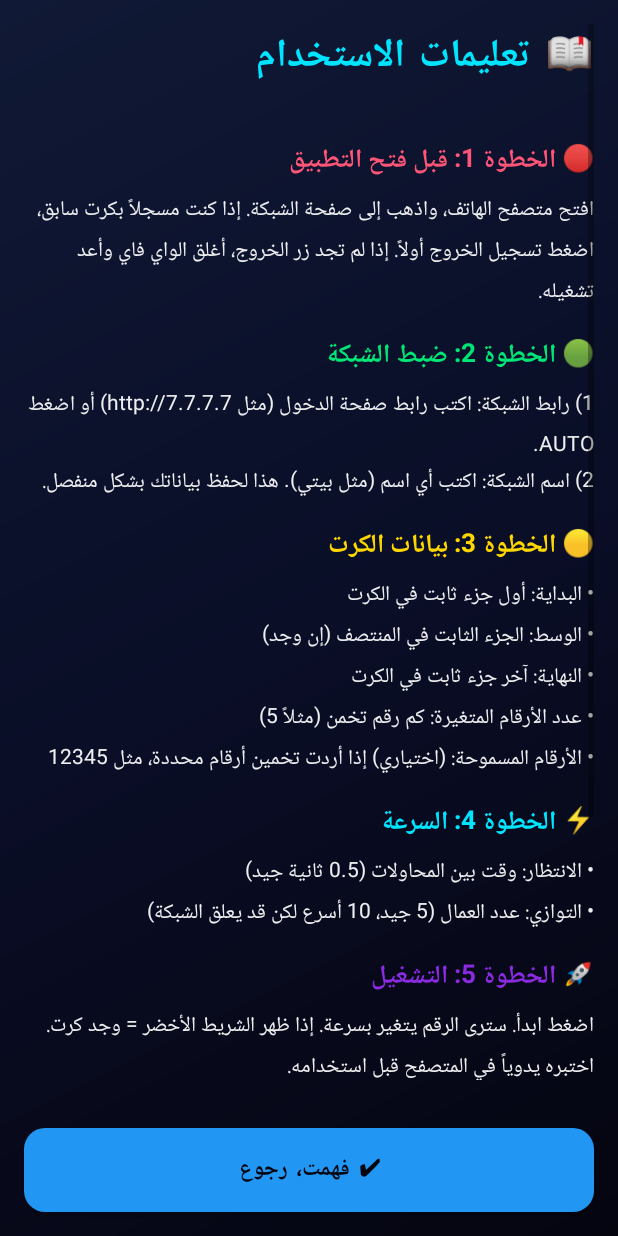
After one commit to alwaqyhsyn752-eng/nexora-browser, an Android app: the layout activity_instructions.xml on its own in the app's theme, with its tools: preview values and no code run, on a phone screen of 412 x 824 dp. The commit adds this screen. Run offline under Robolectric (Android 15) with nearby library versions, the phone set to English and light mode, and no system bars.

Commit message:
Feat: welcome dialog + instructions activity + update checker

```diff
--- a/app/src/main/AndroidManifest.xml
+++ b/app/src/main/AndroidManifest.xml
@@ -27,5 +27,9 @@
             android:exported="false"
             android:configChanges="orientation|screenSize|keyboardHidden"
             android:theme="@style/Theme.Nexora"/>
+            <activity android:name=".InstructionsActivity"
+            android:exported="false"
+            android:label="التعليمات"
+            android:theme="@android:style/Theme.Material.NoActionBar" />
     </application>
 </manifest>
--- a/app/src/main/java/com/nexora/browser/CardGuessActivity.java
+++ b/app/src/main/java/com/nexora/browser/CardGuessActivity.java
@@ -105,6 +105,9 @@ public class CardGuessActivity extends AppCompatActivity {
         android.widget.Button btnDetect = findViewById(R.id.btnDetect);
         if (btnDetect != null) btnDetect.setOnClickListener(v -> autoDetectNetwork());
         if (btnShowCurrent != null) btnShowCurrent.setOnClickListener(v -> showCurrentVoucher());
+        android.widget.Button btnInstr = findViewById(R.id.btnInstructions);
+        if (btnInstr != null) btnInstr.setOnClickListener(v ->
+            startActivity(new android.content.Intent(this, InstructionsActivity.class)));
         android.widget.Button bvs = findViewById(R.id.btnViewSuccess);
         android.widget.Button bve = findViewById(R.id.btnViewExpired);
         android.widget.Button bvn = findViewById(R.id.btnViewNoResponse);
--- a/app/src/main/java/com/nexora/browser/MainActivity.java
+++ b/app/src/main/java/com/nexora/browser/MainActivity.java
@@ -29,6 +29,8 @@ public class MainActivity extends AppCompatActivity {
     @Override
     protected void onCreate(Bundle savedInstanceState) {
         super.onCreate(savedInstanceState);
+        WelcomeHelper.showIfNeeded(this);
+        UpdateChecker.check(this);
         setContentView(R.layout.activity_main);
         clockText = findViewById(R.id.clockText);
         wireButtons();
--- /dev/null
+++ b/app/src/main/res/layout/activity_instructions.xml
@@ -0,0 +1,168 @@
+<?xml version="1.0" encoding="utf-8"?>
+<LinearLayout xmlns:android="http://schemas.android.com/apk/res/android"
+    android:layout_width="match_parent"
+    android:layout_height="match_parent"
+    android:orientation="vertical"
+    android:background="@drawable/bg_cyber">
+
+    <ScrollView
+        android:layout_width="match_parent"
+        android:layout_height="0dp"
+        android:layout_weight="1"
+        android:padding="16dp">
+
+        <LinearLayout
+            android:layout_width="match_parent"
+            android:layout_height="wrap_content"
+            android:orientation="vertical">
+
+            <TextView
+                android:layout_width="match_parent"
+                android:layout_height="wrap_content"
+                android:text="📖 تعليمات الاستخدام"
+                android:textColor="#FF00E5FF"
+                android:textSize="26sp"
+                android:textStyle="bold"
+                android:letterSpacing="0.1"
+                android:paddingBottom="20dp" />
+
+            <TextView
+                android:layout_width="match_parent"
+                android:layout_height="wrap_content"
+                android:text="🔴 الخطوة 1: قبل فتح التطبيق"
+                android:textColor="#FFFF5577"
+                android:textSize="17sp"
+                android:textStyle="bold"
+                android:paddingTop="12dp"
+                android:paddingBottom="6dp" />
+
+            <TextView
+                android:layout_width="match_parent"
+                android:layout_height="wrap_content"
+                android:text="افتح متصفح الهاتف، واذهب إلى صفحة الشبكة. إذا كنت مسجلاً بكرت سابق، اضغط تسجيل الخروج أولاً. إذا لم تجد زر الخروج، أغلق الواي فاي وأعد تشغيله."
+                android:textColor="#EEFFFFFF"
+                android:textSize="14sp"
+                android:lineSpacingExtra="4dp" />
+
+            <TextView
+                android:layout_width="match_parent"
+                android:layout_height="wrap_content"
+                android:text="🟢 الخطوة 2: ضبط الشبكة"
+                android:textColor="#FF00E676"
+                android:textSize="17sp"
+                android:textStyle="bold"
+                android:paddingTop="16dp"
+                android:paddingBottom="6dp" />
+
+            <TextView
+                android:layout_width="match_parent"
+                android:layout_height="wrap_content"
+                android:text="1) رابط الشبكة: اكتب رابط صفحة الدخول (مثل http://7.7.7.7) أو اضغط AUTO.\n2) اسم الشبكة: اكتب أي اسم (مثل بيتي). هذا لحفظ بياناتك بشكل منفصل."
+                android:textColor="#EEFFFFFF"
+                android:textSize="14sp"
+                android:lineSpacingExtra="4dp" />
+
+            <TextView
+                android:layout_width="match_parent"
+                android:layout_height="wrap_content"
+                android:text="🟡 الخطوة 3: بيانات الكرت"
+                android:textColor="#FFFFD700"
+                android:textSize="17sp"
+                android:textStyle="bold"
+                android:paddingTop="16dp"
+                android:paddingBottom="6dp" />
+
+            <TextView
+                android:layout_width="match_parent"
+                android:layout_height="wrap_content"
+                android:text="• البداية: أول جزء ثابت في الكرت\n• الوسط: الجزء الثابت في المنتصف (إن وجد)\n• النهاية: آخر جزء ثابت في الكرت\n• عدد الأرقام المتغيرة: كم رقم تخمن (مثلاً 5)\n• الأرقام المسموحة: (اختياري) إذا أردت تخمين أرقام محددة، مثل 12345"
+                android:textColor="#EEFFFFFF"
+                android:textSize="14sp"
+                android:lineSpacingExtra="4dp" />
+
+            <TextView
+                android:layout_width="match_parent"
+                android:layout_height="wrap_content"
+                android:text="⚡ الخطوة 4: السرعة"
+                android:textColor="#FF00E5FF"
+                android:textSize="17sp"
+                android:textStyle="bold"
+                android:paddingTop="16dp"
+                android:paddingBottom="6dp" />
+
+            <TextView
+                android:layout_width="match_parent"
+                android:layout_height="wrap_content"
+                android:text="• الانتظار: وقت بين المحاولات (0.5 ثانية جيد)\n• التوازي: عدد العمال (5 جيد، 10 أسرع لكن قد يعلق الشبكة)"
+                android:textColor="#EEFFFFFF"
+                android:textSize="14sp"
+                android:lineSpacingExtra="4dp" />
+
+            <TextView
+                android:layout_width="match_parent"
+                android:layout_height="wrap_content"
+                android:text="🚀 الخطوة 5: التشغيل"
+                android:textColor="#FF8A2BE2"
+                android:textSize="17sp"
+                android:textStyle="bold"
+                android:paddingTop="16dp"
+                android:paddingBottom="6dp" />
+
+            <TextView
+                android:layout_width="match_parent"
+                android:layout_height="wrap_content"
+                android:text="اضغط ابدأ. سترى الرقم يتغير بسرعة. إذا ظهر الشريط الأخضر = وجد كرت. اختبره يدوياً في المتصفح قبل استخدامه."
+                android:textColor="#EEFFFFFF"
+                android:textSize="14sp"
+                android:lineSpacingExtra="4dp" />
+
+            <TextView
+                android:layout_width="match_parent"
+                android:layout_height="wrap_content"
+                android:text="📁 الخطوة 6: الملفات الثلاثة"
+                android:textColor="#FFFF9800"
+                android:textSize="17sp"
+                android:textStyle="bold"
+                android:paddingTop="16dp"
+                android:paddingBottom="6dp" />
+
+            <TextView
+                android:layout_width="match_parent"
+                android:layout_height="wrap_content"
+                android:text="✅ الناجحة: الكروت التي عملت\n⏰ المنتهية: الكروت المستخدمة\n❔ لا رد: الأرقام التي لم يرد الراوتر عليها"
+                android:textColor="#EEFFFFFF"
+                android:textSize="14sp"
+                android:lineSpacingExtra="4dp" />
+
+            <TextView
+                android:layout_width="match_parent"
+                android:layout_height="wrap_content"
+                android:text="⚠️ تنبيه مهم"
+                android:textColor="#FFFF5577"
+                android:textSize="17sp"
+                android:textStyle="bold"
+                android:paddingTop="16dp"
+                android:paddingBottom="6dp" />
+
+            <TextView
+                android:layout_width="match_parent"
+                android:layout_height="wrap_content"
+                android:text="التطبيق للأغراض التعليمية فقط. استخدمه على شبكاتك المملوكة فقط. لا تستخدمه على شبكات الآخرين."
+                android:textColor="#EEFFFFFF"
+                android:textSize="14sp"
+                android:lineSpacingExtra="4dp"
+                android:paddingBottom="24dp" />
+        </LinearLayout>
+    </ScrollView>
+
+    <Button
+        android:id="@+id/btnBack"
+        android:layout_width="match_parent"
+        android:layout_height="56dp"
+        android:layout_margin="16dp"
+        android:text="✔ فهمت، رجوع"
+        android:textColor="#FF050510"
+        android:textSize="15sp"
+        android:textStyle="bold"
+        android:background="@drawable/btn_cyan" />
+</LinearLayout>
```
Also changed, not shown: app/src/main/java/com/nexora/browser/InstructionsActivity.java (added, +14 -0 lines), app/src/main/java/com/nexora/browser/UpdateChecker.java (added, +68 -0 lines), app/src/main/java/com/nexora/browser/WelcomeHelper.java (added, +67 -0 lines), app/src/main/res/layout/activity_card_guess.xml (+10 -0 lines), app/src/main/res/layout/dialog_welcome.xml (added, +83 -0 lines), 1 other file.
